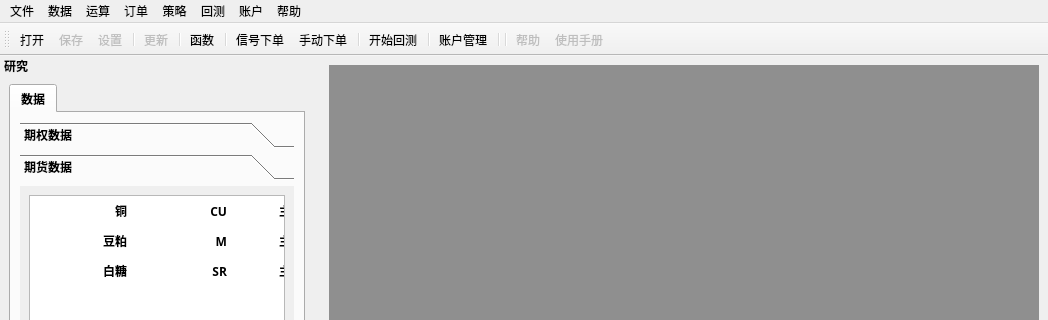
This is ui/main.ui in fj11/backtesters as Qt 5 draws it before an edit; both pictures show x 0 to 1048 and y 0 to 320 of the 1048 by 814 pixel window. The edited form follows.
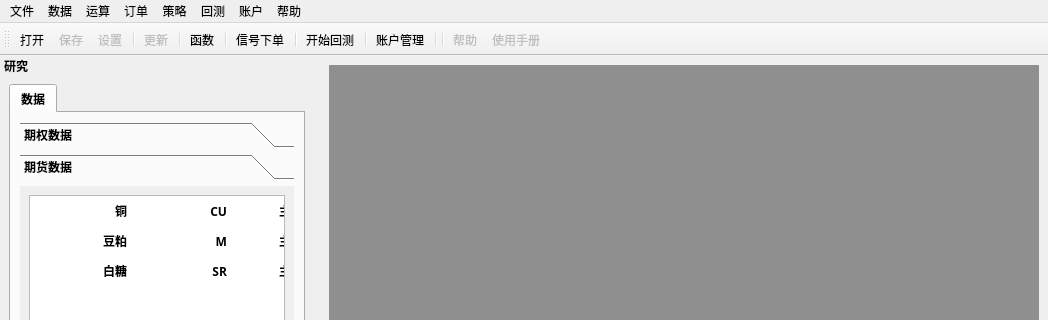
This is the edited form. The open tabs and pages were chosen to show the change. Icons and pictures are not drawn.

Commit message: fixed issue Add QSystemTrayIcon function #9

Diff of the .ui file:
```diff
--- a/ui/main.ui
+++ b/ui/main.ui
@@ -144,7 +144,6 @@
    <addaction name="actionfunction"/>
    <addaction name="separator"/>
    <addaction name="action_signal"/>
-   <addaction name="action_manul_signal"/>
    <addaction name="separator"/>
    <addaction name="actionstart_backtest"/>
    <addaction name="separator"/>
```
Left out of the diff: 14 changed lines with no effect on the pictures. The commit also changes 2 other files.
